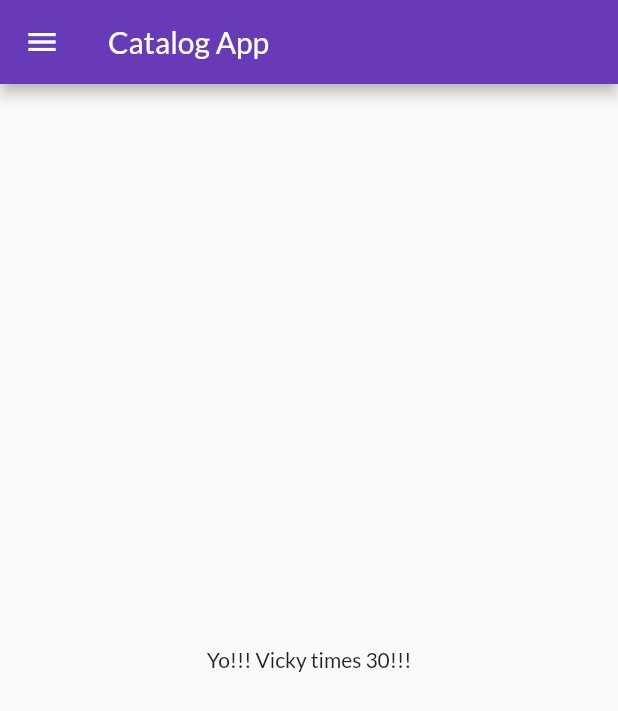
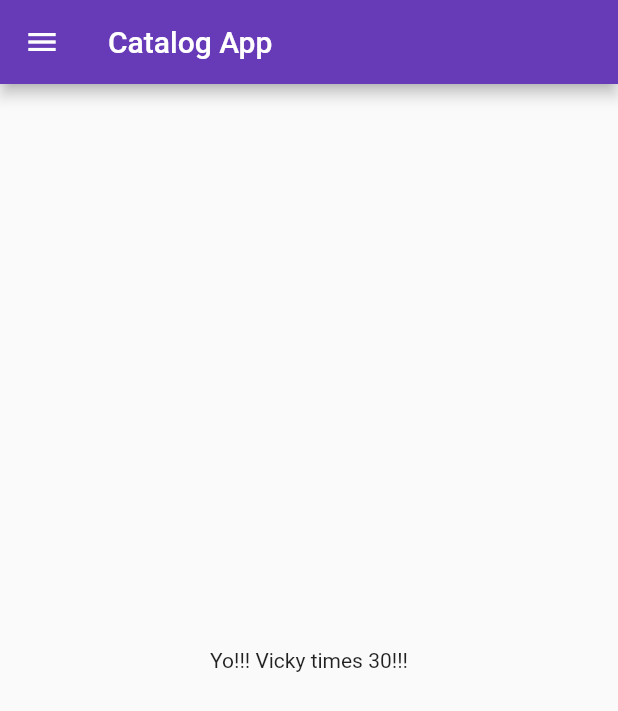
Before and after one commit to psnandra18/FirstRepo, a Flutter app: the screen it shows after launch, on a phone screen of 412 x 824 dp. Shown: the top 711 px of the screen. Run offline on Flutter 3.47's test engine with Material 2 defaults, Android fonts, the phone set to English and light mode, and no system bars; our stand-ins replace google_fonts.

Commit message:
Day 8 changes completed.

```diff
--- a/lib/main.dart
+++ b/lib/main.dart
@@ -4,23 +4,19 @@ import 'package:flutter/material.dart';
 import 'package:flutter_application_1/pages/home_page.dart';
 import 'package:flutter_application_1/pages/login_page.dart';
 import 'package:flutter_application_1/utils/routes.dart';
-import 'package:google_fonts/google_fonts.dart';
+import 'package:flutter_application_1/utils/themes.dart';
 
 void main() {
   runApp(MyApp());
 }
 
 class MyApp extends StatelessWidget {
-  const MyApp({super.key});
-
   @override
   Widget build(BuildContext context) {
     return MaterialApp(
       themeMode: ThemeMode.light,
-      theme: ThemeData(
-          primarySwatch: Colors.deepPurple,
-          fontFamily: GoogleFonts.lato().fontFamily),
-      darkTheme: ThemeData(primarySwatch: Colors.deepOrange),
+      theme: MyTheme.lightTheme(context),
+      darkTheme: MyTheme.darkTheme(context),
       initialRoute: MyRoutes.homePage,
       routes: {
         "/": (context) => LoginPage(),
--- /dev/null
+++ b/lib/utils/themes.dart
@@ -0,0 +1,16 @@
+import 'package:flutter/material.dart';
+import 'package:google_fonts/google_fonts.dart';
+
+class MyTheme {
+  static ThemeData lightTheme(BuildContext context) => ThemeData(
+        primarySwatch: Colors.deepPurple,
+        fontFamily: GoogleFonts.lato().fontFamily,
+        appBarTheme: AppBarTheme(
+          iconTheme: IconThemeData(color: Colors.white),
+        ),
+        textTheme: Theme.of(context).textTheme,
+      );
+
+  static ThemeData darkTheme(BuildContext context) =>
+      ThemeData(brightness: Brightness.dark);
+}
```
Also changed, not shown: lib/models/catalog.dart (added, +26 -0 lines).
